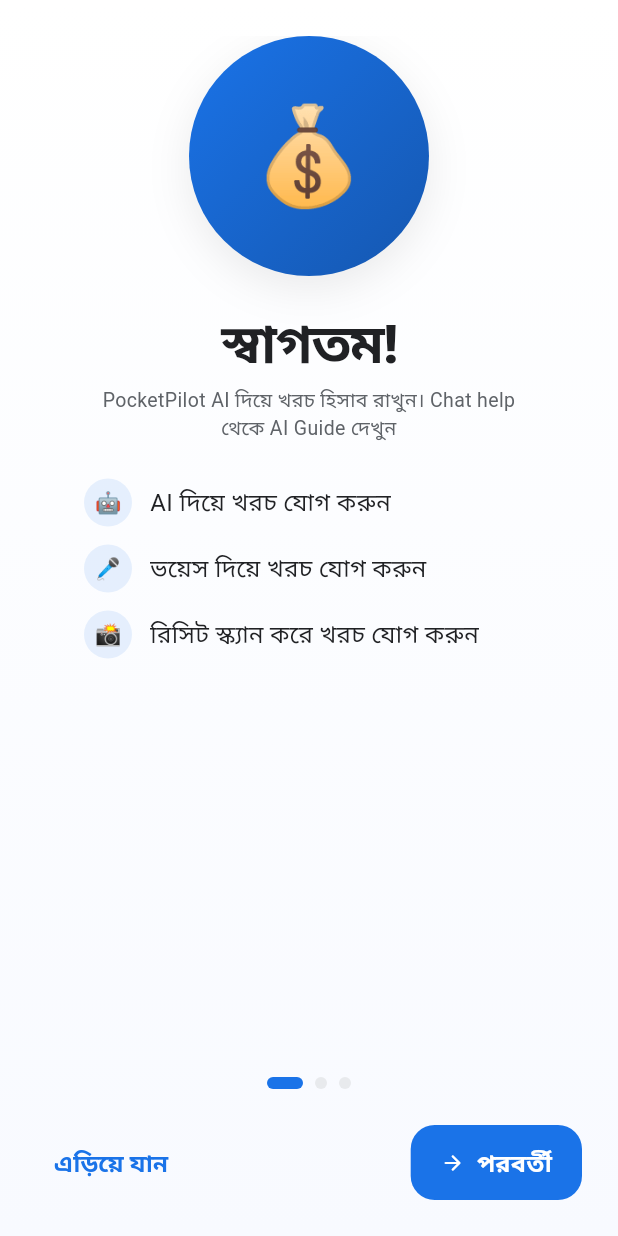
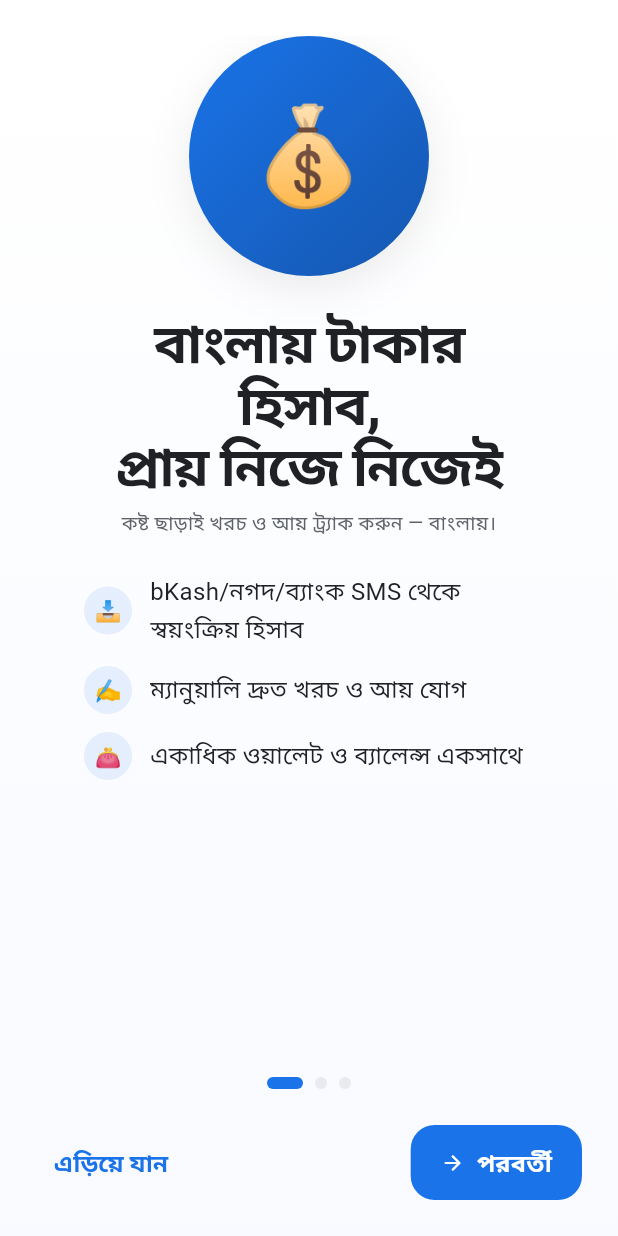
Before and after one commit to khokanuzzaman/Gemini_chat, a Flutter app: the screen it shows after launch, on a phone screen of 412 x 824 dp. Run offline on Flutter 3.47's test engine with Material 3 defaults, Android fonts, the phone set to English and light mode, and no system bars; our stand-ins replace cloud_firestore, connectivity_plus, csv, firebase_auth, firebase_core, fl_chart and 15 more; missing offline and left inert: encrypt, extension_google_sign_in_as_googleapis_auth, google_mlkit_text_recognition, googleapis, purchases_flutter, purchases_ui_flutter and 1 more; accounts and stored records are empty; generated files the repository leaves out were written again.

Commit message:
feat(onboarding): §5 redesign — SMS-import pitch + inline permission; no AI (e)
Reworks onboarding to the §5 flow and folds ai_guide (kept dead-ended for Phase 2;
no new reference from onboarding).

- Screen 1 "effortless": tracks money in Bangla — SMS auto / manual / wallets.
  Removed the AI/voice/receipt bullets and the "AI Guide" subtitle.
- Screen 2 "SMS auto-import" (the moat / activation): pitch framed purely as
  reading bKash/নগদ/রকেট/bank SMS — NO AI wording. Prominent on-device privacy
  callout ("SMS ফোনেই পড়া হয় — কোথাও পাঠানো হয় না"). Primary CTA "SMS অ্যাক্সেস
  দিন" fires the native READ_SMS dialog inline via SmsPermissionHandler; a clearly
  visible "পরে করব" advances without it. Denial is fully graceful — onboarding
  continues and the app works via manual entry (SMS import re-prompts later via
  its existing _PermissionStateView).
- Screen 3 "first wallet/balance": folds the wallet step; finish keeps the
  existing first-wallet prompt.

Gate untouched: still `AppPreferences.isOnboardingComplete()` — existing users
never see it again; no data touched.

Verified on a Pixel 6a: all 3 screens, the inline permission dialog, and graceful
"Don't allow" → wallet step → home with existing data intact (see PR shots).
No AI/chat/voice/receipt wording anywhere (grep-checked). flutter analyze 0 errors
(25 baseline); full suite green both modes (198 passed / 2 skipped each).

Co-Authored-By: Claude Opus 4.8 <noreply@anthropic.com>

```diff
--- a/lib/features/onboarding/onboarding_screen.dart
+++ b/lib/features/onboarding/onboarding_screen.dart
@@ -2,6 +2,7 @@ import 'package:flutter/material.dart';
 
 import '../../core/navigation/app_page_route.dart';
 import '../../core/preferences/app_preferences.dart';
+import '../../core/sms/sms_permission_handler.dart';
 import '../../core/theme/app_theme.dart';
 import '../../core/widgets/widgets.dart';
 import '../wallet/presentation/screens/wallet_management_screen.dart';
@@ -19,39 +20,42 @@ class _OnboardingScreenState extends State<OnboardingScreen> {
   final PageController _pageController = PageController();
   int _currentPage = 0;
 
+  static const _smsPageIndex = 1;
+
   final _pages = [
     _OnboardingData(
       emoji: '💰',
       gradient: AppGradients.primary,
-      title: 'স্বাগতম!',
-      subtitle:
-          'PocketPilot AI দিয়ে খরচ হিসাব রাখুন। Chat help থেকে AI Guide দেখুন',
+      title: 'বাংলায় টাকার হিসাব,\nপ্রায় নিজে নিজেই',
+      subtitle: 'কষ্ট ছাড়াই খরচ ও আয় ট্র্যাক করুন — বাংলায়।',
       bullets: const [
-        (emoji: '🤖', text: 'AI দিয়ে খরচ যোগ করুন'),
-        (emoji: '🎤', text: 'ভয়েস দিয়ে খরচ যোগ করুন'),
-        (emoji: '📸', text: 'রিসিট স্ক্যান করে খরচ যোগ করুন'),
+        (emoji: '📥', text: 'bKash/নগদ/ব্যাংক SMS থেকে স্বয়ংক্রিয় হিসাব'),
+        (emoji: '✍️', text: 'ম্যানুয়ালি দ্রুত খরচ ও আয় যোগ'),
+        (emoji: '👛', text: 'একাধিক ওয়ালেট ও ব্যালেন্স একসাথে'),
       ],
     ),
     _OnboardingData(
-      emoji: '📊',
+      emoji: '📩',
       gradient: AppGradients.success,
-      title: 'স্মার্ট ইনসাইট',
-      subtitle: 'আপনার খরচের প্যাটার্ন বুঝে সিদ্ধান্ত নিন',
+      title: 'SMS পড়ে হিসাব —\nনিজে নিজেই',
+      subtitle:
+          'bKash, নগদ, রকেট ও ব্যাংকের SMS পড়ে আমরা লেনদেন স্বয়ংক্রিয়ভাবে ধরি। টাইপ করার ঝামেলা নেই।',
+      privacyNote:
+          'আপনার SMS ফোনেই পড়া হয় — কোথাও পাঠানো বা আপলোড করা হয় না।',
       bullets: const [
-        (emoji: '📈', text: 'মাসিক বিশ্লেষণ দেখুন'),
-        (emoji: '🎯', text: 'লক্ষ্য নির্ধারণ করুন'),
-        (emoji: '⚠️', text: 'অস্বাভাবিক খরচ সনাক্ত করুন'),
+        (emoji: '⚡', text: 'নতুন লেনদেন সাথে সাথে ধরা পড়ে'),
+        (emoji: '🏦', text: 'bKash · নগদ · রকেট · ব্যাংক'),
       ],
     ),
     _OnboardingData(
-      emoji: '🔒',
+      emoji: '👛',
       gradient: AppGradients.walletTeal,
-      title: 'আপনার ডেটা, আপনার নিয়ন্ত্রণে',
-      subtitle: 'সব ডেটা আপনার ফোনে সুরক্ষিত থাকে',
+      title: 'আপনার ওয়ালেট সেট করুন',
+      subtitle: 'ক্যাশ, বিকাশ, নগদ বা ব্যাংক — ব্যালেন্স যোগ করে শুরু করুন।',
       bullets: const [
-        (emoji: '🔐', text: 'লোকাল স্টোরেজ'),
-        (emoji: '👆', text: 'বায়োমেট্রিক লক'),
-        (emoji: '📤', text: 'যেকোনো সময় এক্সপোর্ট করুন'),
+        (emoji: '💵', text: 'ক্যাশ ও মোবাইল ব্যাংকিং একসাথে'),
+        (emoji: '⚖️', text: 'ব্যালেন্স সবসময় মিলে যায়'),
+        (emoji: '🔒', text: 'সব ডেটা আপনার ফোনে সুরক্ষিত'),
       ],
     ),
   ];
@@ -120,33 +124,7 @@ class _OnboardingScreenState extends State<OnboardingScreen> {
                       }),
                     ),
                     const SizedBox(height: AppSpacing.lg),
-                    Row(
-                      children: [
-                        AnimatedSwitcher(
-                          duration: AppMotion.fast,
-                          child: isLastPage
-                              ? const SizedBox.shrink(
-                                  key: ValueKey('skip-hidden'),
-                                )
-                              : TextButton(
-                                  key: const ValueKey('skip-visible'),
-                                  onPressed: () => _complete(),
-                                  child: const Text('এড়িয়ে যান'),
-                                ),
-                        ),
-                        const Spacer(),
-                        AppActionButton(
-                          label: isLastPage ? 'শুরু করুন' : 'পরবর্তী',
-                          icon: isLastPage
-                              ? Icons.check_rounded
-                              : Icons.arrow_forward_rounded,
-                          onPressed: isLastPage
-                              ? () => _complete(showWalletPrompt: true)
-                              : _nextPage,
-                          variant: AppActionButtonVariant.primary,
-                        ),
-                      ],
-                    ),
+                    _buildActionRow(isLastPage: isLastPage),
                   ],
                 ),
               ),
@@ -155,6 +133,62 @@ class _OnboardingScreenState extends State<OnboardingScreen> {
         ),
       ),
     );
+  }
+
+  Widget _buildActionRow({required bool isLastPage}) {
+    final isSmsPage = _currentPage == _smsPageIndex;
+
+    // Secondary (left): a clearly-visible skip that always reaches a fully
+    // working app — never a dark pattern. "পরে করব" on the SMS page advances
+    // without granting; "এড়িয়ে যান" on info pages finishes onboarding.
+    final Widget secondary;
+    if (isSmsPage) {
+      secondary = TextButton(
+        onPressed: _nextPage,
+        child: const Text('পরে করব'),
+      );
+    } else if (!isLastPage) {
+      secondary = TextButton(
+        onPressed: () => _complete(),
+        child: const Text('এড়িয়ে যান'),
+      );
+    } else {
+      secondary = const SizedBox.shrink();
+    }
+
+    return Row(
+      children: [
+        secondary,
+        const Spacer(),
+        AppActionButton(
+          label: isSmsPage
+              ? 'SMS অ্যাক্সেস দিন'
+              : (isLastPage ? 'শুরু করুন' : 'পরবর্তী'),
+          icon: isSmsPage
+              ? Icons.sms_rounded
+              : (isLastPage
+                    ? Icons.check_rounded
+                    : Icons.arrow_forward_rounded),
+          onPressed: isSmsPage
+              ? _requestSmsThenNext
+              : (isLastPage
+                    ? () => _complete(showWalletPrompt: true)
+                    : _nextPage),
+          variant: AppActionButtonVariant.primary,
+        ),
+      ],
+    );
+  }
+
+  Future<void> _requestSmsThenNext() async {
+    // Inline activation moment: fire the native READ_SMS dialog here. Whatever
+    // the user chooses, we advance — denial is fully graceful (the app works via
+    // manual entry, and SMS import can be granted later from its own screen).
+    await const SmsPermissionHandler().requestPermission();
+    if (!mounted) {
+      return;
+    }
+    await _nextPage();
   }
 
   Future<void> _complete({bool showWalletPrompt = false}) async {
@@ -183,15 +217,13 @@ class _OnboardingScreenState extends State<OnboardingScreen> {
             AppActionButton(
               label: 'পরে করব',
               variant: AppActionButtonVariant.ghost,
-              onPressed: () => Navigator.of(
-                dialogContext,
-              ).pop(_WalletPromptAction.skip),
+              onPressed: () =>
+                  Navigator.of(dialogContext).pop(_WalletPromptAction.skip),
             ),
             AppActionButton(
               label: 'এখন যোগ করুন',
-              onPressed: () => Navigator.of(
-                dialogContext,
-              ).pop(_WalletPromptAction.addNow),
+              onPressed: () =>
+                  Navigator.of(dialogContext).pop(_WalletPromptAction.addNow),
             ),
           ],
         );
@@ -274,6 +306,44 @@ class _OnboardingPage extends StatelessWidget {
                 ),
               ),
             ),
+            if (data.privacyNote != null) ...[
+              const SizedBox(height: AppSpacing.md),
+              AppFadeSlideIn(
+                offset: const Offset(0, 0.12),
+                child: Container(
+                  padding: const EdgeInsets.all(AppSpacing.md),
+                  decoration: BoxDecoration(
+                    color: context.appColors.primary.withValues(
+                      alpha: context.isDarkMode ? 0.16 : 0.08,
+                    ),
+                    borderRadius: BorderRadius.circular(14),
+                    border: Border.all(
+                      color: context.appColors.primary.withValues(alpha: 0.35),
+                    ),
+                  ),
+                  child: Row(
+                    crossAxisAlignment: CrossAxisAlignment.start,
+                    children: [
+                      Icon(
+                        Icons.lock_rounded,
+                        size: 20,
+                        color: context.appColors.primary,
+                      ),
+                      const SizedBox(width: 10),
+                      Expanded(
+                        child: Text(
+                          data.privacyNote!,
+                          style: AppTextStyles.bodyMedium.copyWith(
+                            color: context.primaryTextColor,
+                            fontWeight: FontWeight.w600,
+                          ),
+                        ),
+                      ),
+                    ],
+                  ),
+                ),
+              ),
+            ],
             const SizedBox(height: AppSpacing.lg),
             AppStaggeredList(
               initialDelay: const Duration(milliseconds: 100),
@@ -324,6 +394,7 @@ class _OnboardingData {
     required this.emoji,
     required this.gradient,
     required this.bullets,
+    this.privacyNote,
   });
 
   final String title;
@@ -331,6 +402,9 @@ class _OnboardingData {
   final String emoji;
   final LinearGradient gradient;
   final List<({String emoji, String text})> bullets;
+
+  /// Optional prominent on-device privacy line (used on the SMS pitch screen).
+  final String? privacyNote;
 }
 
 enum _WalletPromptAction { addNow, skip }
```
